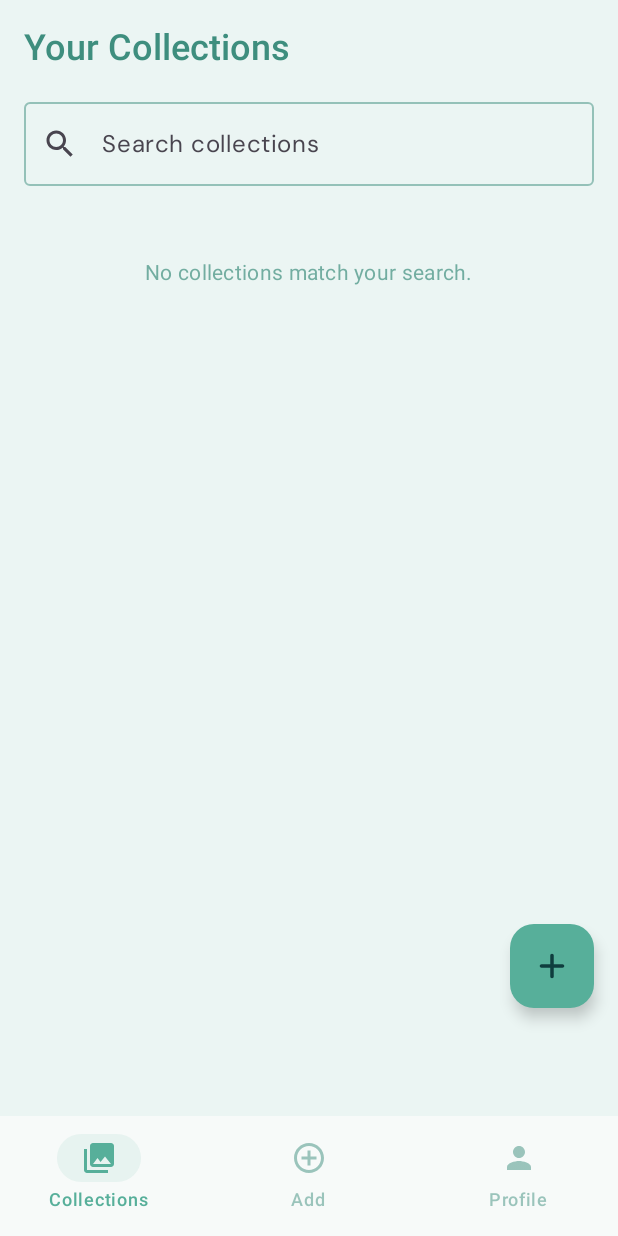
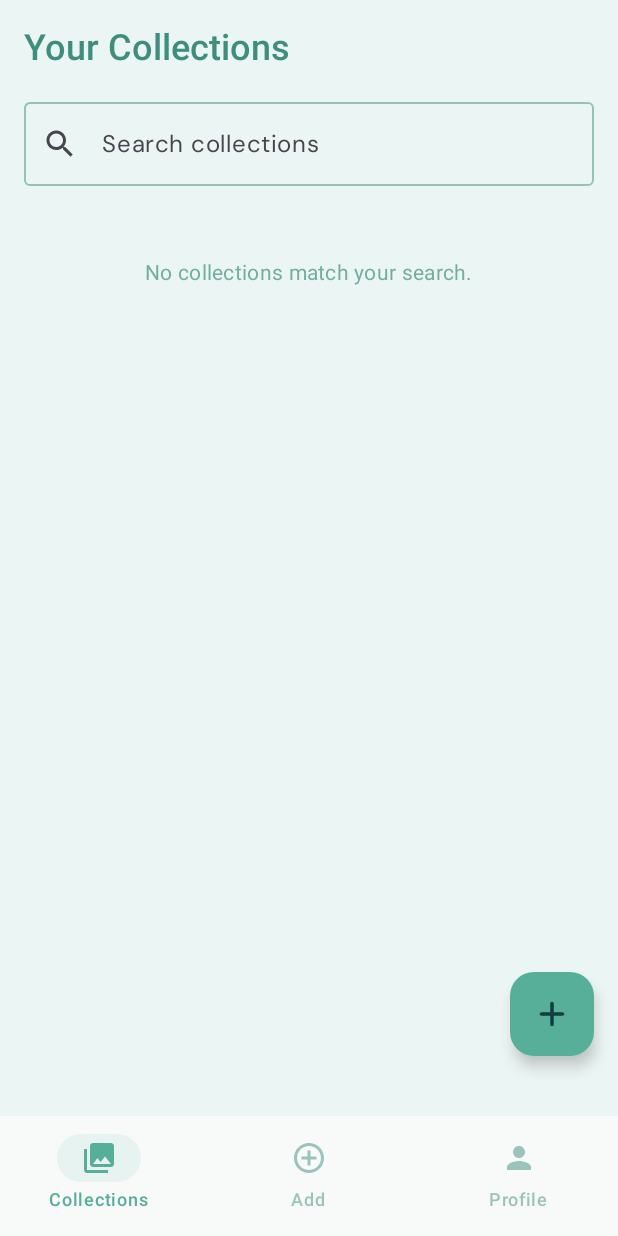
Before and after one commit to AdrianS-F/Keepr, an Android app built with Jetpack Compose: the CollectionsScreen screen opened through its navigation route, on a phone screen of 412 x 824 dp. Run offline under Robolectric (Android 15) with nearby library versions, the phone set to English and light mode, and no system bars; our stand-ins replace Room's generated code; libraries missing offline, so code that uses them is left out: at.favre.lib.

```diff
--- a/app/src/main/java/com/example/keepr/data/ProfileDao.kt
+++ b/app/src/main/java/com/example/keepr/data/ProfileDao.kt
@@ -5,7 +5,7 @@ import kotlinx.coroutines.flow.Flow
 
 @Dao
 interface ProfileDao {
-    @Query("SELECT * FROM profile WHERE user_id = :userId")
+    @Query("SELECT * FROM profile WHERE user_id = :userId LIMIT 1")
     fun observe(userId: Long): Flow<ProfileEntity?>
 
     @Insert(onConflict = OnConflictStrategy.REPLACE)
@@ -14,10 +14,13 @@ interface ProfileDao {
     @Query("UPDATE profile SET avatar_uri = :uri WHERE user_id = :userId")
     suspend fun updateAvatar(userId: Long, uri: String?)
 
+    @Query("UPDATE profile SET first_name = :firstName, last_name = :lastName WHERE user_id = :userId")
+    suspend fun updateProfileName(userId: Long, firstName: String, lastName: String)
+
     @Query("DELETE FROM profile WHERE user_id = :userId")
     suspend fun deleteByUser(userId: Long)
 
-    @Query("SELECT * FROM profile WHERE user_id = :userId")
+    @Query("SELECT * FROM profile WHERE user_id = :userId LIMIT 1")
     suspend fun getOnce(userId: Long): ProfileEntity?
 
 }
--- a/app/src/main/java/com/example/keepr/ui/screens/collections/CollectionsScreen.kt
+++ b/app/src/main/java/com/example/keepr/ui/screens/collections/CollectionsScreen.kt
@@ -134,7 +134,7 @@ fun CollectionsScreen(
             modifier = Modifier
                 .align(Alignment.BottomEnd)
                 .navigationBarsPadding()
-                .padding(bottom = 72.dp, end = 16.dp),
+                .padding(bottom = 40.dp, end = 16.dp),
             containerColor = MaterialTheme.colorScheme.primary,
             contentColor = MaterialTheme.colorScheme.onPrimary
         ) {
```
Also changed, not shown: app/src/main/java/com/example/keepr/data/AuthRepository.kt (+17 -5 lines), app/src/main/java/com/example/keepr/ui/screens/items/ItemsScreen.kt (+25 -2 lines), app/src/main/java/com/example/keepr/ui/viewmodel/ProfileViewModel.kt (+9 -3 lines).
